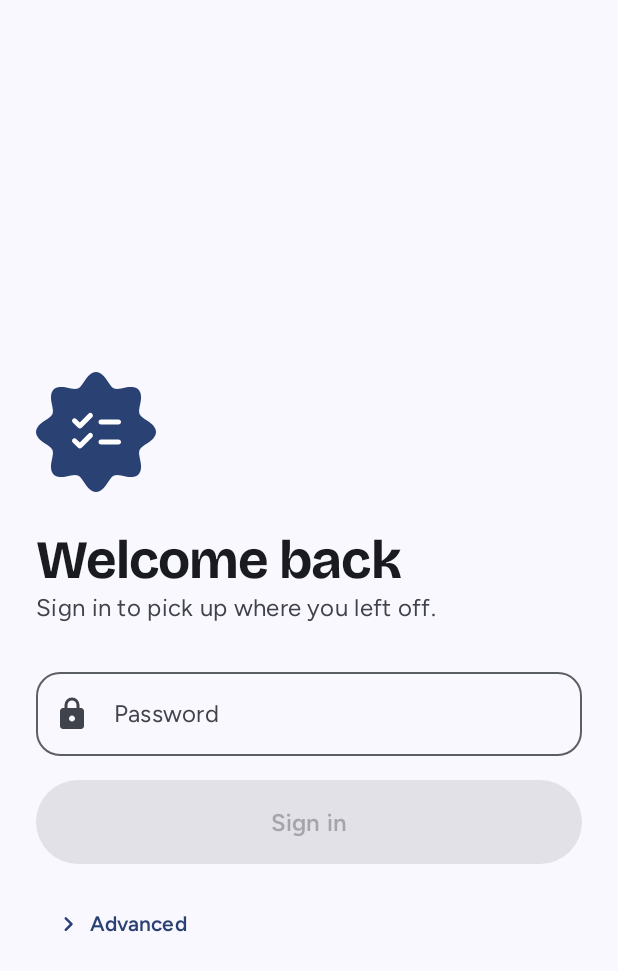
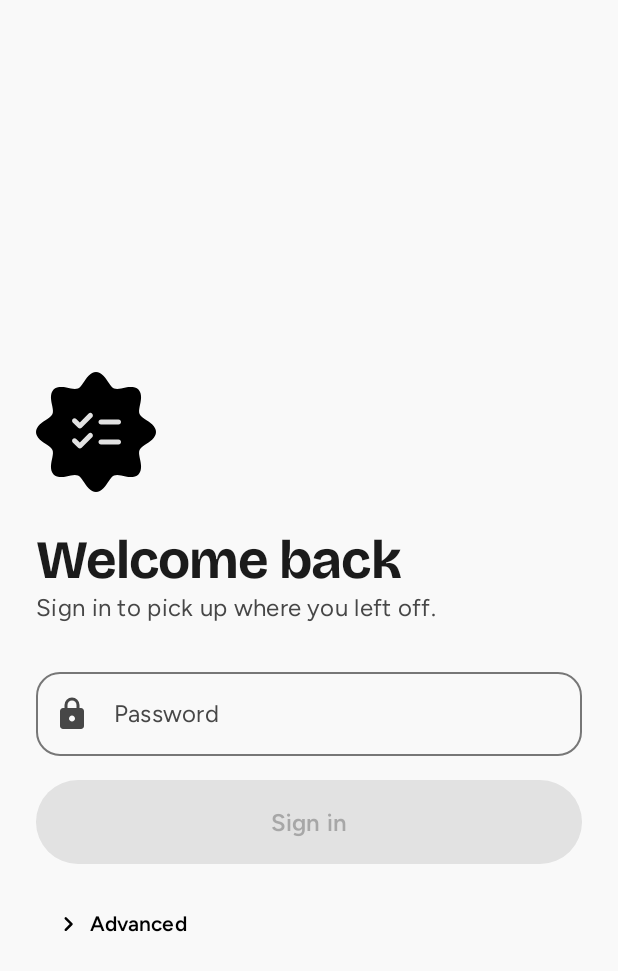
Before and after one commit to libinfaby/tasks, an Android app built with Jetpack Compose: the screen it shows after launch (MainActivity), on a phone screen of 412 x 824 dp. Shown: the top 971 px of the screen. Run offline under Robolectric (Android 15) with nearby library versions, the phone set to English and light mode, and no system bars; our stand-ins replace Dagger/Hilt's generated code, Room's generated code; libraries missing offline, so code that uses them is left out: com.jakewharton.retrofit2; 7 statements that could not run were skipped.

Commit message:
feat: monochrome palette from the phone's wallpaper colours
Replace the Android app's Grape scheme with the colours Android's
monochrome Material You preset produces, and use the same palette in the
web app. Wallpaper colours stays available but now defaults to off, so a
fresh install opens in the app's own palette. Error roles keep Compose's
defaults, matching what the dynamic schemes render.

The launcher icon background and brand colour are now black; the web
gains an --on-accent token for text and ticks on accent fills.

Co-Authored-By: Claude Opus 5.5 <noreply@anthropic.com>

```diff
--- a/android/app/src/main/java/dev/libinfaby/tasks/MainActivity.kt
+++ b/android/app/src/main/java/dev/libinfaby/tasks/MainActivity.kt
@@ -29,7 +29,7 @@ class MainActivity : ComponentActivity() {
         handle(intent)
         setContent {
             val settings by vm.settings.collectAsStateWithLifecycle()
-            TasksTheme(settings?.theme ?: ThemeMode.SYSTEM, settings?.wallpaperColors ?: true) {
+            TasksTheme(settings?.theme ?: ThemeMode.SYSTEM, settings?.wallpaperColors ?: false) {
                 // Reminders are the point of the app, so ask once the user is signed in
                 LaunchedEffect(settings?.signedIn) {
                     if (settings?.signedIn == true && !Notifications.canPost(this@MainActivity)) {
--- a/android/app/src/main/java/dev/libinfaby/tasks/data/settings/SettingsRepository.kt
+++ b/android/app/src/main/java/dev/libinfaby/tasks/data/settings/SettingsRepository.kt
@@ -28,7 +28,7 @@ data class Settings(
     val token: String? = null,
     val apiUrl: String = BuildConfig.API_BASE_URL,
     val theme: ThemeMode = ThemeMode.SYSTEM,
-    val wallpaperColors: Boolean = true,
+    val wallpaperColors: Boolean = false,
     val lastSyncAt: Long = 0,
 ) {
     val signedIn get() = token != null
@@ -51,7 +51,7 @@ class SettingsRepository @Inject constructor(@ApplicationContext private val con
             token = p[Keys.token]?.let { TokenCipher.decrypt(it) },
             apiUrl = p[Keys.apiUrl] ?: BuildConfig.API_BASE_URL,
             theme = p[Keys.theme]?.let { runCatching { ThemeMode.valueOf(it) }.getOrNull() } ?: ThemeMode.SYSTEM,
-            wallpaperColors = p[Keys.wallpaperColors] ?: true,
+            wallpaperColors = p[Keys.wallpaperColors] ?: false,
             lastSyncAt = p[Keys.lastSync] ?: 0,
         )
     }
--- a/android/app/src/main/java/dev/libinfaby/tasks/ui/SettingsScreen.kt
+++ b/android/app/src/main/java/dev/libinfaby/tasks/ui/SettingsScreen.kt
@@ -97,7 +97,7 @@ fun SettingsScreen(
             ConnectedItem(0, 1, onClick = { onWallpaperColors(!settings.wallpaperColors) }) {
                 ListRow(
                     "Wallpaper colours",
-                    supporting = if (settings.wallpaperColors) "Colours follow your wallpaper" else "Using the Grape palette",
+                    supporting = if (settings.wallpaperColors) "Colours follow your wallpaper" else "Using the monochrome palette",
                     icon = TasksIcons.Palette,
                     iconContainer = MaterialTheme.colorScheme.tertiaryContainer,
                     iconContent = MaterialTheme.colorScheme.onTertiaryContainer,
--- a/android/app/src/main/java/dev/libinfaby/tasks/ui/theme/Theme.kt
+++ b/android/app/src/main/java/dev/libinfaby/tasks/ui/theme/Theme.kt
@@ -26,36 +26,38 @@ import androidx.compose.ui.unit.sp
 import dev.libinfaby.tasks.R
 import dev.libinfaby.tasks.data.settings.ThemeMode
 
-/** "Grape": the scheme used when wallpaper colours are off (and by the widget). */
+/**
+ * "Monochrome": the scheme used when wallpaper colours are off (and by the widget). Captured from Android's
+ * monochrome wallpaper preset; the web app's tokens (frontend/css/styles.css) mirror it. Error roles keep Compose's
+ * defaults, which is also what the dynamic schemes use.
+ */
 object TasksColors {
     val Light = lightColorScheme(
-        primary = Color(0xFF6750A4), onPrimary = Color.White, primaryContainer = Color(0xFFEADDFF), onPrimaryContainer = Color(0xFF4F378A),
-        inversePrimary = Color(0xFFD0BCFF),
-        secondary = Color(0xFF625B71), onSecondary = Color.White, secondaryContainer = Color(0xFFE8DEF8), onSecondaryContainer = Color(0xFF4A4458),
-        tertiary = Color(0xFF8F4C2E), onTertiary = Color.White, tertiaryContainer = Color(0xFFFFDBCB), onTertiaryContainer = Color(0xFF6E3A1F),
-        background = Color(0xFFFEF7FF), onBackground = Color(0xFF1D1B20), surface = Color(0xFFFEF7FF), onSurface = Color(0xFF1D1B20),
-        surfaceVariant = Color(0xFFE7E0EB), onSurfaceVariant = Color(0xFF49454F), surfaceTint = Color(0xFF6750A4),
-        surfaceBright = Color(0xFFFEF7FF), surfaceDim = Color(0xFFDED8E1),
-        surfaceContainerLowest = Color.White, surfaceContainerLow = Color(0xFFF8F1FA), surfaceContainer = Color(0xFFF2ECF4),
-        surfaceContainerHigh = Color(0xFFECE6EE), surfaceContainerHighest = Color(0xFFE6E0E9),
-        inverseSurface = Color(0xFF322F35), inverseOnSurface = Color(0xFFF5EFF7),
-        error = Color(0xFFB3261E), onError = Color.White, errorContainer = Color(0xFFFFDAD6), onErrorContainer = Color(0xFF93000A),
-        outline = Color(0xFF7A757F), outlineVariant = Color(0xFFCAC4D0), scrim = Color.Black,
+        primary = Color.Black, onPrimary = Color(0xFFE2E2E2), primaryContainer = Color(0xFF3B3B3B), onPrimaryContainer = Color.White,
+        inversePrimary = Color.White,
+        secondary = Color(0xFF5E5E5E), onSecondary = Color.White, secondaryContainer = Color(0xFFD4D4D4), onSecondaryContainer = Color(0xFF1B1B1B),
+        tertiary = Color(0xFF3B3B3B), onTertiary = Color(0xFFE2E2E2), tertiaryContainer = Color(0xFF747474), onTertiaryContainer = Color.White,
+        background = Color(0xFFF9F9F9), onBackground = Color(0xFF1B1B1B), surface = Color(0xFFF9F9F9), onSurface = Color(0xFF1B1B1B),
+        surfaceVariant = Color(0xFFE2E2E2), onSurfaceVariant = Color(0xFF474747), surfaceTint = Color.Black,
+        surfaceBright = Color(0xFFF9F9F9), surfaceDim = Color(0xFFDADADA),
+        surfaceContainerLowest = Color.White, surfaceContainerLow = Color(0xFFF3F3F3), surfaceContainer = Color(0xFFEEEEEE),
+        surfaceContainerHigh = Color(0xFFE8E8E8), surfaceContainerHighest = Color(0xFFE2E2E2),
+        inverseSurface = Color(0xFF131313), inverseOnSurface = Color(0xFFE2E2E2),
+        outline = Color(0xFF777777), outlineVariant = Color(0xFFC6C6C6), scrim = Color.Black,
     )
 
     val Dark = darkColorScheme(
-        primary = Color(0xFFD0BCFF), onPrimary = Color(0xFF381E72), primaryContainer = Color(0xFF4F378B), onPrimaryContainer = Color(0xFFEADDFF),
-        inversePrimary = Color(0xFF6750A4),
-        secondary = Color(0xFFCCC2DC), onSecondary = Color(0xFF332D41), secondaryContainer = Color(0xFF4A4458), onSecondaryContainer = Color(0xFFE8DEF8),
-        tertiary = Color(0xFFFFB596), onTertiary = Color(0xFF55200A), tertiaryContainer = Color(0xFF723520), onTertiaryContainer = Color(0xFFFFDBCB),
-        background = Color(0xFF141218), onBackground = Color(0xFFE6E0E9), surface = Color(0xFF141218), onSurface = Color(0xFFE6E0E9),
-        surfaceVariant = Color(0xFF49454F), onSurfaceVariant = Color(0xFFCAC4D0), surfaceTint = Color(0xFFD0BCFF),
-        surfaceBright = Color(0xFF3B383E), surfaceDim = Color(0xFF141218),
-        surfaceContainerLowest = Color(0xFF0F0D13), surfaceContainerLow = Color(0xFF1D1B20), surfaceContainer = Color(0xFF211F26),
-        surfaceContainerHigh = Color(0xFF2B2930), surfaceContainerHighest = Color(0xFF36343B),
-        inverseSurface = Color(0xFFE6E0E9), inverseOnSurface = Color(0xFF322F35),
-        error = Color(0xFFFFB4AB), onError = Color(0xFF690005), errorContainer = Color(0xFF93000A), onErrorContainer = Color(0xFFFFDAD6),
-        outline = Color(0xFF938F99), outlineVariant = Color(0xFF49454F), scrim = Color.Black,
+        primary = Color.White, onPrimary = Color(0xFF1B1B1B), primaryContainer = Color(0xFFD4D4D4), onPrimaryContainer = Color.Black,
+        inversePrimary = Color.Black,
+        secondary = Color(0xFFC6C6C6), onSecondary = Color(0xFF1B1B1B), secondaryContainer = Color(0xFF474747), onSecondaryContainer = Color(0xFFE2E2E2),
+        tertiary = Color(0xFFE2E2E2), onTertiary = Color(0xFF1B1B1B), tertiaryContainer = Color(0xFF919191), onTertiaryContainer = Color.Black,
+        background = Color(0xFF131313), onBackground = Color(0xFFE2E2E2), surface = Color(0xFF131313), onSurface = Color(0xFFE2E2E2),
+        surfaceVariant = Color(0xFF474747), onSurfaceVariant = Color(0xFFC6C6C6), surfaceTint = Color.White,
+        surfaceBright = Color(0xFF393939), surfaceDim = Color(0xFF131313),
+        surfaceContainerLowest = Color(0xFF0E0E0E), surfaceContainerLow = Color(0xFF1B1B1B), surfaceContainer = Color(0xFF1F1F1F),
+        surfaceContainerHigh = Color(0xFF2A2A2A), surfaceContainerHighest = Color(0xFF353535),
+        inverseSurface = Color(0xFFF9F9F9), inverseOnSurface = Color(0xFF1B1B1B),
+        outline = Color(0xFF919191), outlineVariant = Color(0xFF474747), scrim = Color.Black,
     )
 }
 
@@ -106,7 +108,7 @@ private val TasksShapes = Shapes(
 )
 
 @Composable
-fun TasksTheme(mode: ThemeMode = ThemeMode.SYSTEM, wallpaperColors: Boolean = true, content: @Composable () -> Unit) {
+fun TasksTheme(mode: ThemeMode = ThemeMode.SYSTEM, wallpaperColors: Boolean = false, content: @Composable () -> Unit) {
     val dark = when (mode) {
         ThemeMode.SYSTEM -> isSystemInDarkTheme()
         ThemeMode.LIGHT -> false
--- a/android/app/src/main/java/dev/libinfaby/tasks/widget/TasksWidget.kt
+++ b/android/app/src/main/java/dev/libinfaby/tasks/widget/TasksWidget.kt
@@ -182,7 +182,7 @@ class TasksWidget : GlanceAppWidget() {
     }
 }
 
-/** The app's Grape scheme as day/night pairs; the widget follows the phone's theme. */
+/** The app's monochrome scheme as day/night pairs; the widget follows the phone's theme. */
 private object WidgetColors {
     private val L = TasksColors.Light
     private val D = TasksColors.Dark
--- a/android/app/src/main/res/drawable/ic_launcher_background.xml
+++ b/android/app/src/main/res/drawable/ic_launcher_background.xml
@@ -1,4 +1,4 @@
 <vector xmlns:android="http://schemas.android.com/apk/res/android"
     android:width="108dp" android:height="108dp" android:viewportWidth="108" android:viewportHeight="108">
-    <path android:fillColor="#6750A4" android:pathData="M0,0h108v108h-108z" />
+    <path android:fillColor="#000000" android:pathData="M0,0h108v108h-108z" />
 </vector>
--- a/android/app/src/main/res/values-night/colors.xml
+++ b/android/app/src/main/res/values-night/colors.xml
@@ -1,3 +1,3 @@
 <resources>
-    <color name="window_bg">#FF141218</color>
+    <color name="window_bg">#FF131313</color>
 </resources>
--- a/android/app/src/main/res/values/colors.xml
+++ b/android/app/src/main/res/values/colors.xml
@@ -1,4 +1,4 @@
 <resources>
-    <color name="window_bg">#FFFEF7FF</color>
-    <color name="brand">#FF6750A4</color>
+    <color name="window_bg">#FFF9F9F9</color>
+    <color name="brand">#FF000000</color>
 </resources>
```
Also changed, not shown: 3 other files.
